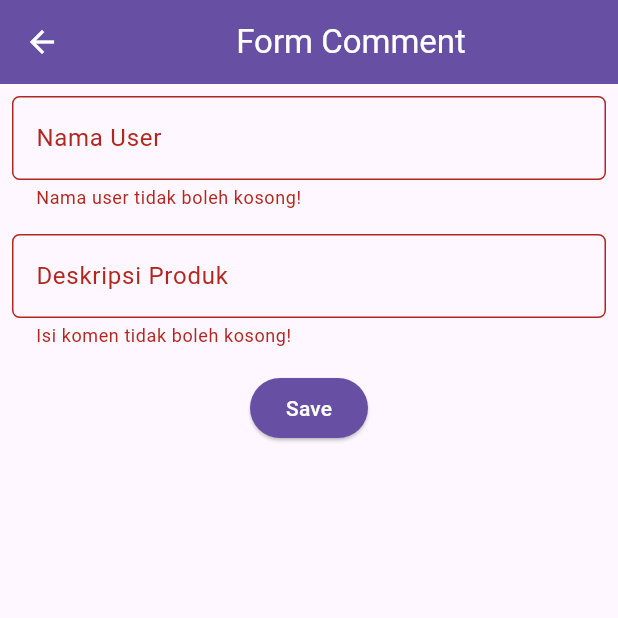
After one commit to sincostandra/GameHunt-mobile, a Flutter app: the CommentEntryFormPage screen opened directly, after a tap on "Save", on a phone screen of 412 x 824 dp, the top half of it. The commit adds this screen. Run offline on Flutter 3.47's test engine with Material 3 defaults, Android fonts, the light colour scheme and no system bars; our stand-ins replace percent_indicator; missing offline and left inert: pbp_django_auth.

Commit message:
ui ux partly done

```diff
--- /dev/null
+++ b/lib/display/screens/comment_entry.dart
@@ -0,0 +1,137 @@
+import 'package:flutter/material.dart';
+import 'package:pbp_django_auth/pbp_django_auth.dart';
+import 'package:provider/provider.dart';
+import 'dart:convert';
+import 'package:gamehunt/home/home.dart';
+
+
+class CommentEntryFormPage extends StatefulWidget {
+  const CommentEntryFormPage({super.key});
+
+  @override
+  State<CommentEntryFormPage> createState() => _CommentEntryFormPageState();
+}
+
+class _CommentEntryFormPageState extends State<CommentEntryFormPage> {
+  final _formKey = GlobalKey<FormState>();
+  String _name = "";
+	String _content = "";
+
+  @override
+  Widget build(BuildContext context) {
+    final request = context.watch<CookieRequest>();
+    return Scaffold(
+      appBar: AppBar(
+        title: const Center(
+          child: Text(
+            'Form Comment',
+          ),
+        ),
+        backgroundColor: Theme.of(context).colorScheme.primary,
+        foregroundColor: Colors.white,
+      ),
+      body: Form(
+        key: _formKey,
+        child: SingleChildScrollView(
+          child: Column(
+            crossAxisAlignment: CrossAxisAlignment.start,
+            children: [
+              Padding(
+                padding: const EdgeInsets.all(8.0),
+                child: TextFormField(
+                  decoration: InputDecoration(
+                    hintText: "Nama User",
+                    labelText: "Nama User",
+                    border: OutlineInputBorder(
+                      borderRadius: BorderRadius.circular(5.0),
+                    ),
+                  ),
+                  onChanged: (String? value) {
+                    setState(() {
+                      _name = value!;
+                    });
+                  },
+                  validator: (String? value) {
+                    if (value == null || value.isEmpty) {
+                      return "Nama user tidak boleh kosong!";
+                    }
+                    return null;
+                  },
+                ),
+              ),
+              Padding(
+                padding: const EdgeInsets.all(8.0),
+                child: TextFormField(
+                  decoration: InputDecoration(
+                    hintText: "Deskripsi Produk",
+                    labelText: "Deskripsi Produk",
+                    border: OutlineInputBorder(
+                      borderRadius: BorderRadius.circular(5.0),
+                    ),
+                  ),
+                  onChanged: (String? value) {
+                    setState(() {
+                      _content = value!;
+                    });
+                  },
+                  validator: (String? value) {
+                    if (value == null || value.isEmpty) {
+                      return "Isi komen tidak boleh kosong!";
+                    }
+                    return null;
+                  },
+                ),
+              ),
+              Align(
+                alignment: Alignment.bottomCenter,
+                child: Padding(
+                  padding: const EdgeInsets.all(8.0),
+                  child: ElevatedButton(
+                    style: ButtonStyle(
+                      backgroundColor: WidgetStateProperty.all(
+                          Theme.of(context).colorScheme.primary),
+                    ),
+                    onPressed: () async {
+                      if (_formKey.currentState!.validate()) {
+                          // Kirim ke Django dan tunggu respons
+                          final response = await request.postJson(
+                              "http://127.0.0.1:8000/create-flutter/",
+                              jsonEncode(<String, String>{
+                                  'name': _name,
+                                  'content': _content,
+                              }),
+                          );
+                          if (context.mounted) {
+                              if (response['status'] == 'success') {
+                                  ScaffoldMessenger.of(context)
+                                      .showSnackBar(const SnackBar(
+                                  content: Text("Produk baru berhasil disimpan!"),
+                                  ));
+                                  Navigator.pushReplacement(
+                                      context,
+                                      MaterialPageRoute(builder: (context) => const HomePage()),
+                                  );
+                              } else {
+                                  ScaffoldMessenger.of(context)
+                                      .showSnackBar(const SnackBar(
+                                      content:
+                                          Text("Terdapat kesalahan, silakan coba lagi."),
+                                  ));
+                              }
+                          }
+                      }
+                    },
+                    child: const Text(
+                      "Save",
+                      style: TextStyle(color: Colors.white),
+                    ),
+                  ),
+                ),
+              ),
+            ],
+          )
+        ),
+      ),
+    );
+  }
+}
```
Also changed, not shown: lib/display/screens/game_details.dart (added, +307 -0 lines), lib/search/screens/list_gameentry.dart (+16 -5 lines), lib/display/models/comment.dart (added).
